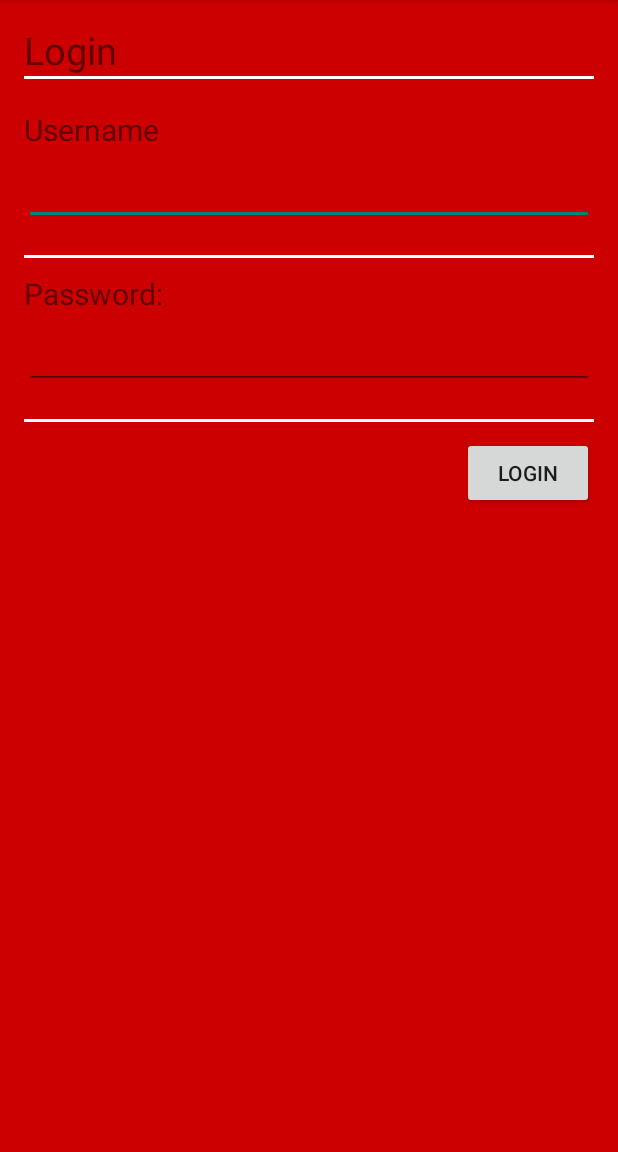
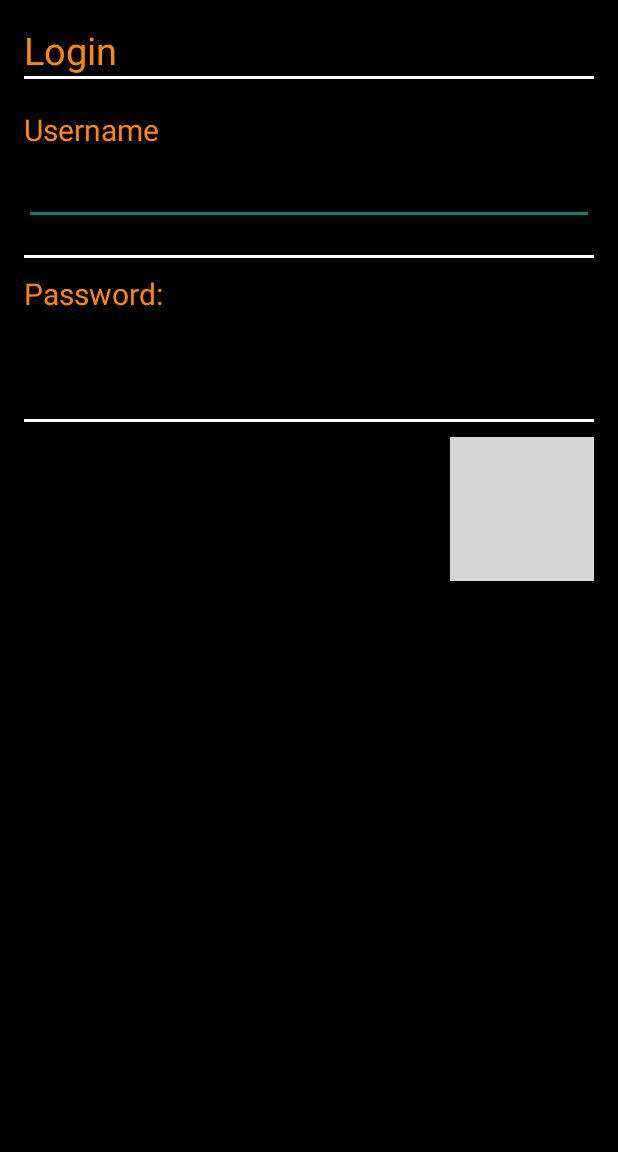
Before and after one commit to ChenLinL/E-commerce-web-application, an Android app: the screen it shows after launch (RedActivity), on a phone screen of 412 x 824 dp, the part 84-1236 px from its top. Run offline under Robolectric (Android 15) with nearby library versions, the phone set to English and light mode, and no system bars; 1 statement that could not run was skipped; grey boxes are pictures that could not be loaded.

Commit message:
UI Change

```diff
--- a/2019w-project4-android-example/app/src/main/java/edu/uci/ics/fabflixmobile/BlueActivity.java
+++ b/2019w-project4-android-example/app/src/main/java/edu/uci/ics/fabflixmobile/BlueActivity.java
@@ -22,7 +22,7 @@ import com.android.volley.toolbox.StringRequest;
 
 import org.json.JSONArray;
 import org.json.JSONObject;
-
+import java.util.List;
 import java.util.ArrayList;
 
 public class BlueActivity extends ActionBarActivity {
@@ -177,6 +177,8 @@ public class BlueActivity extends ActionBarActivity {
                 String movie_director = movie.getString("movie_director");
                 String release_year = movie.getString("movie_year");
                 JSONArray movie_genre = movie.getJSONArray("movie_genre");
+                String get_genre = movie_genre.toString();
+
                 JSONArray movie_star = movie.getJSONArray("movie_star");
 
                 list_movies.add(new SingleMovie(m_id, movie_title, release_year, movie_director, movie_genre, movie_star));
--- a/2019w-project4-android-example/app/src/main/res/layout/activity_red.xml
+++ b/2019w-project4-android-example/app/src/main/res/layout/activity_red.xml
@@ -7,7 +7,7 @@
     android:paddingLeft="@dimen/activity_horizontal_margin"
     android:paddingRight="@dimen/activity_horizontal_margin"
     android:paddingTop="@dimen/activity_vertical_margin"
-    android:background="@color/red"
+    android:background="@color/primary_dark_material_dark"
     tools:context="edu.uci.ics.fabflixmobile.RedActivity">
 
     <ScrollView
@@ -26,6 +26,7 @@
                 android:layout_width="wrap_content"
                 android:layout_height="wrap_content"
                 android:text="Login"
+                android:textColor="@android:color/holo_orange_dark"
                 android:textSize="25sp" />
 
             <View
@@ -35,19 +36,20 @@
                 android:background="#FFFFFF" />
 
 
-
             <TextView
                 android:id="@+id/link"
                 android:layout_width="wrap_content"
                 android:layout_height="wrap_content"
                 android:text="Username"
+                android:textColor="@android:color/holo_orange_dark"
                 android:textSize="20sp" />
 
             <EditText
                 android:id="@+id/red_2_blue_message"
                 android:layout_width="match_parent"
                 android:layout_height="50dp"
-                android:layout_marginBottom="20dp" />
+                android:layout_marginBottom="20dp"
+                android:textColor="@android:color/holo_orange_dark" />
 
 
             <View
@@ -60,13 +62,15 @@
                 android:layout_width="wrap_content"
                 android:layout_height="wrap_content"
                 android:text="Password:"
+                android:textColor="@android:color/holo_orange_dark"
                 android:textSize="20sp" />
 
             <EditText
                 android:id="@+id/red_2_green_message"
                 android:layout_width="match_parent"
                 android:layout_height="50dp"
-                android:layout_marginBottom="20dp" />
+                android:layout_marginBottom="20dp"
+                android:textColor="@android:color/holo_orange_dark" />
 
 
             <View
@@ -79,8 +83,10 @@
                 android:layout_width="wrap_content"
                 android:layout_height="wrap_content"
                 android:layout_gravity="end"
+                android:background="@drawable/abc_ab_share_pack_holo_dark"
                 android:onClick="connectToTomcat"
-                android:text="Login" />
+                android:text="Login"
+                android:textColor="@android:color/holo_orange_dark" />
 
             <TextView
                 android:layout_width="wrap_content"
@@ -91,6 +97,7 @@
                 android:id="@+id/http_response"
                 android:layout_width="wrap_content"
                 android:layout_height="wrap_content"
+                android:textColor="@android:color/holo_orange_dark" />
                 android:textSize="20sp" />
 
         </LinearLayout>
```
Also changed, not shown: 2019w-project4-android-example/app/src/main/AndroidManifest.xml (+5 -2 lines), 2019w-project4-android-example/app/src/main/res/layout/activity_blue.xml (+21 -9 lines), 2019w-project4-android-example/app/src/main/res/layout/activity_green.xml (+11 -6 lines), 2019w-project4-android-example/app/src/main/res/layout/activity_single_movie.xml (+5 -2 lines), 2019w-project4-android-example/app/src/main/res/layout/layout_listview_row.xml (+6 -6 lines), 1 other file.
